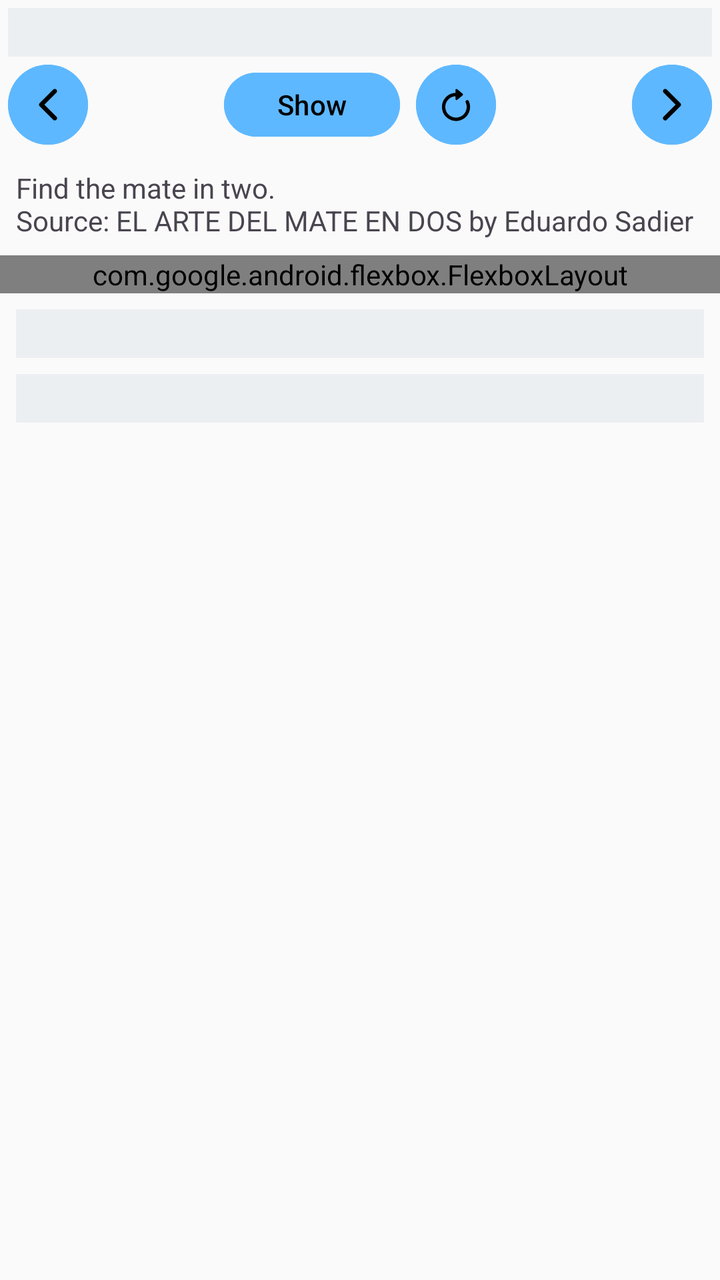
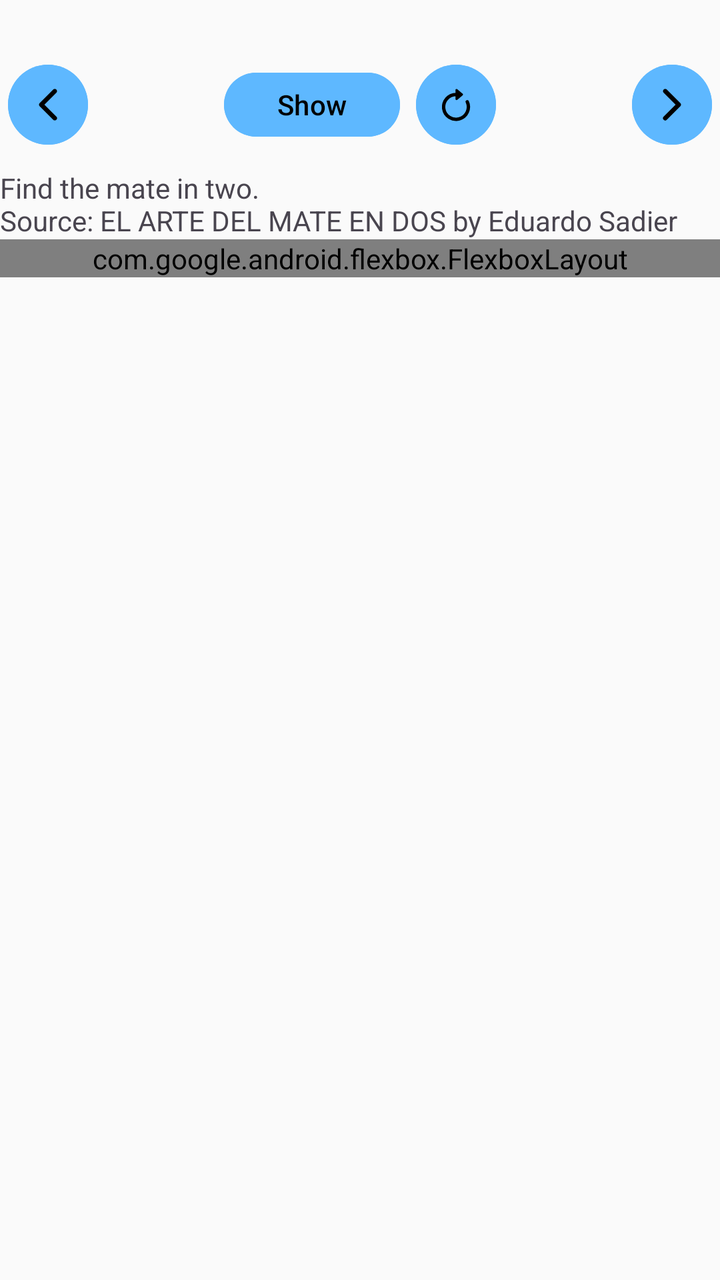

Two renders of the same Android screen: before a commit and after it. Below are the layout's source before the change and the commit's diff.
<!-- AndroidManifest.xml: application theme ChessTheme -->
<!-- res/layout/puzzle_controls.xml -->
<?xml version="1.0" encoding="utf-8"?>
<ScrollView xmlns:android="http://schemas.android.com/apk/res/android"
    android:layout_width="match_parent"
    android:layout_height="match_parent"
    xmlns:app="http://schemas.android.com/apk/res-auto">

    <LinearLayout
        android:layout_width="match_parent"
        android:layout_height="wrap_content"
        android:orientation="vertical">

        <TextView
            android:id="@+id/TextViewSolution"
            style="@style/MyPaneTextStyle"
            android:layout_width="fill_parent"
            android:layout_height="wrap_content"
            android:layout_marginTop="4dip"
            android:layout_marginStart="4dip"
            android:layout_marginEnd="4dip"
            android:accessibilityLiveRegion="assertive" />

        <LinearLayout
            android:id="@+id/LayoutButtons"
            android:orientation="horizontal"
            android:layout_width="fill_parent"
            android:layout_height="wrap_content">

            <com.google.android.material.button.MaterialButton
                android:id="@+id/ButtonPuzzlePrevious"
                app:icon="@drawable/ic_chevron_left"
                android:contentDescription="@string/button_previous_position"
                style="?attr/chessImageButtonStyle" />

            <View
                android:layout_width="0dp"
                android:layout_height="1dp"
                android:layout_weight="1" />

            <com.google.android.material.button.MaterialButton
                android:id="@+id/ButtonPuzzleShow"
                android:text="@string/puzzle_show"
                android:layout_width="wrap_content"
                style="?attr/chessButtonStyle" />

            <com.google.android.material.button.MaterialButton
                android:id="@+id/ButtonPuzzleRetry"
                app:icon="@drawable/ic_arrow_clockwise"
                android:contentDescription="@string/button_reset_position"
                style="?attr/chessImageButtonStyle" />

            <View
                android:layout_width="0dp"
                android:layout_height="1dp"
                android:layout_weight="1" />

            <com.google.android.material.button.MaterialButton
                android:id="@+id/ButtonPuzzleNext"
                app:icon="@drawable/ic_chevron_right"
                android:contentDescription="@string/button_next_position"
                style="?attr/chessImageButtonStyle" />

        </LinearLayout>

        <TextView
            android:layout_width="match_parent"
            android:layout_height="wrap_content"
            android:layout_margin="8dip"
            android:text="@string/puzzle_help" />

        <com.google.android.flexbox.FlexboxLayout
            android:layout_width="match_parent"
            android:layout_height="wrap_content"
            app:flexDirection="row"
            app:flexWrap="wrap"
            app:justifyContent="flex_start"
            app:alignItems="center">
            <com.google.android.material.switchmaterial.SwitchMaterial
                android:id="@+id/SwitchSound"
                android:layout_width="wrap_content"
                android:layout_height="wrap_content"
                android:layout_margin="4dp"
                android:text="@string/pref_sound"
                android:checked="true" />
            <com.google.android.material.switchmaterial.SwitchMaterial
                android:id="@+id/SwitchSpeech"
                android:layout_width="wrap_content"
                android:layout_height="wrap_content"
                android:layout_margin="4dp"
                android:text="@string/pref_speech"
                android:checked="true" />
        </com.google.android.flexbox.FlexboxLayout>

        <TextView
            android:id="@+id/TextViewWhitePieces"
            style="@style/MyPaneTextStyle"
            android:layout_width="fill_parent"
            android:layout_height="wrap_content"
            android:layout_marginTop="8dip"
            android:layout_marginStart="8dip"
            android:layout_marginEnd="8dip"
            android:accessibilityLiveRegion="none" />

        <TextView
            android:id="@+id/TextViewBlackPieces"
            style="@style/MyPaneTextStyle"
            android:layout_width="fill_parent"
            android:layout_height="wrap_content"
            android:layout_marginTop="8dip"
            android:layout_marginStart="8dip"
            android:layout_marginEnd="8dip"
            android:accessibilityLiveRegion="none" />
    </LinearLayout>
</ScrollView>
<!-- resources referenced by this layout -->
<resources>
  <style name="MyPaneTextStyle" parent="@style/MySmallTextStyle">
          <item name="android:padding">4dip</item>
          <item name="android:background">?attr/paneBackground</item>
          <item name="android:scrollHorizontally">false</item>
      </style>
  <style name="ChessTheme" parent="Theme.Material3.DayNight.NoActionBar">
          <item name="chessToggleButtonStyle">@style/ChessToggleButton</item>
          <item name="chessButtonStyle">@style/ChessButton</item>
          <item name="chessImageButtonStyle">@style/ChessImageButton</item>
          <item name="paneBackground">@color/paneBackgroundColor</item>
          <item name="android:windowAnimationStyle">@null</item>
          <item name="android:windowBackground">@color/backgroundColor</item>
          <item name="colorPrimary">@color/primaryColor</item>
          <item name="colorPrimaryVariant">@color/primaryVariantColor</item>
          <item name="colorOnPrimary">@color/primaryTextColor</item>
          <item name="colorSecondary">@color/secondaryColor</item>
          <item name="colorSecondaryVariant">@color/secondaryVariantColor</item>
          <item name="colorOnSecondary">@color/secondaryTextColor</item>
          <item name="colorSurface">@color/surfaceColor</item>
          <item name="colorOnSurface">@color/surfaceTextColor</item>
          <item name="colorControlHighlight">@color/secondaryColor</item>
          <item name="rippleColor">@color/secondaryColor</item>
          <item name="switchStyle">@style/MySwitchStyle</item>
          <item name="materialButtonStyle">@style/ChessButton</item>
          <item name="materialAlertDialogTheme">@style/ChessAlertDialogTheme</item>
      </style>
  <style name="MySmallTextStyle">
          <item name="android:padding">2dip</item>
          <item name="android:textSize">12sp</item>
      </style>
  <style name="ChessButton" parent="Widget.Material3.Button">
          <item name="android:textColor">@color/surfaceTextColor</item>
          <item name="android:tint">@color/primaryTextColor</item>
          <item name="android:backgroundTint">@color/imagebutton_background</item>
          <item name="rippleColor">@color/secondaryVariantColor</item>
          <item name="android:layout_height">@dimen/imageButtonSize</item>
          <item name="android:layout_margin">4dip</item>
      </style>
  <style name="ChessImageButton" parent="Widget.Material3.Button.Icon">
          <item name="enforceMaterialTheme">true</item>
          <item name="enforceTextAppearance">false</item>
          <item name="android:textColor">@color/surfaceTextColor</item>
          <item name="android:tint">@color/primaryTextColor</item>
          <item name="android:backgroundTint">@color/imagebutton_background</item>
          <item name="rippleColor">@color/secondaryVariantColor</item>
          <item name="android:layout_width">@dimen/imageButtonSize</item>
          <item name="android:layout_height">@dimen/imageButtonSize</item>
          <item name="android:padding">0dip</item>
          <item name="iconGravity">textStart</item>
          <item name="iconPadding">0dp</item>
          <item name="android:insetLeft">0dp</item>
          <item name="android:insetRight">0dp</item>
          <item name="android:insetTop">0dp</item>
          <item name="android:insetBottom">0dp</item>
          <item name="android:minWidth">0dp</item>
          <item name="android:minHeight">0dp</item>
          <item name="minWidth">0dp</item>
          <item name="minHeight">0dp</item>
          <item name="ensureMinTouchTargetSize">false</item>
          <item name="android:layout_margin">4dip</item>
      </style>
  <color name="paneBackgroundColor">#20879FB6</color>
  <dimen name="imageButtonSize">48dp</dimen>
  <!-- unchanged entries left out for length: 22 -->
</resources>

<!-- the commit's change to res/layout/puzzle_controls.xml (unified diff, before → after) -->
@@ -14,9 +14,7 @@
             style="@style/MyPaneTextStyle"
             android:layout_width="fill_parent"
             android:layout_height="wrap_content"
-            android:layout_marginTop="4dip"
-            android:layout_marginStart="4dip"
-            android:layout_marginEnd="4dip"
+            android:layout_marginTop="@dimen/board_control_gap"
             android:accessibilityLiveRegion="assertive" />
 
         <LinearLayout
@@ -64,7 +62,7 @@
         <TextView
             android:layout_width="match_parent"
             android:layout_height="wrap_content"
-            android:layout_margin="8dip"
+            android:layout_marginTop="@dimen/control_gap"
             android:text="@string/puzzle_help" />
 
         <com.google.android.flexbox.FlexboxLayout
@@ -78,14 +76,14 @@
                 android:id="@+id/SwitchSound"
                 android:layout_width="wrap_content"
                 android:layout_height="wrap_content"
-                android:layout_margin="4dp"
+                style="@style/ChessFlexItem"
                 android:text="@string/pref_sound"
                 android:checked="true" />
             <com.google.android.material.switchmaterial.SwitchMaterial
                 android:id="@+id/SwitchSpeech"
                 android:layout_width="wrap_content"
                 android:layout_height="wrap_content"
-                android:layout_margin="4dp"
+                style="@style/ChessFlexItem"
                 android:text="@string/pref_speech"
                 android:checked="true" />
         </com.google.android.flexbox.FlexboxLayout>
@@ -95,9 +93,7 @@
             style="@style/MyPaneTextStyle"
             android:layout_width="fill_parent"
             android:layout_height="wrap_content"
-            android:layout_marginTop="8dip"
-            android:layout_marginStart="8dip"
-            android:layout_marginEnd="8dip"
+            android:layout_marginTop="@dimen/control_gap"
             android:accessibilityLiveRegion="none" />
 
         <TextView
@@ -105,9 +101,7 @@
             style="@style/MyPaneTextStyle"
             android:layout_width="fill_parent"
             android:layout_height="wrap_content"
-            android:layout_marginTop="8dip"
-            android:layout_marginStart="8dip"
-            android:layout_marginEnd="8dip"
+            android:layout_marginTop="@dimen/control_gap"
             android:accessibilityLiveRegion="none" />
     </LinearLayout>
 </ScrollView>
<!-- resource entries referenced after the edit -->
@@ -1,15 +1,21 @@
 <!-- resources referenced by this layout -->
 <resources>
+  <dimen name="board_control_gap">@dimen/space_small</dimen>
+  <dimen name="control_gap">@dimen/space_medium</dimen>
+  <style name="ChessFlexItem">
+          <item name="android:layout_marginStart">@dimen/board_control_gap</item>
+          <item name="android:layout_marginEnd">@dimen/board_control_gap</item>
+          <item name="android:layout_marginTop">0dp</item>
+          <item name="android:layout_marginBottom">0dp</item>
+      </style>
   <style name="MyPaneTextStyle" parent="@style/MySmallTextStyle">
-          <item name="android:padding">4dip</item>
-          <item name="android:background">?attr/paneBackground</item>
+          <item name="android:padding">@dimen/control_padding</item>
           <item name="android:scrollHorizontally">false</item>
       </style>
   <style name="ChessTheme" parent="Theme.Material3.DayNight.NoActionBar">
           <item name="chessToggleButtonStyle">@style/ChessToggleButton</item>
           <item name="chessButtonStyle">@style/ChessButton</item>
           <item name="chessImageButtonStyle">@style/ChessImageButton</item>
-          <item name="paneBackground">@color/paneBackgroundColor</item>
           <item name="android:windowAnimationStyle">@null</item>
           <item name="android:windowBackground">@color/backgroundColor</item>
           <item name="colorPrimary">@color/primaryColor</item>
@@ -26,17 +32,24 @@
           <item name="materialButtonStyle">@style/ChessButton</item>
           <item name="materialAlertDialogTheme">@style/ChessAlertDialogTheme</item>
       </style>
+  <dimen name="space_small">4dp</dimen>
+  <dimen name="space_medium">8dp</dimen>
   <style name="MySmallTextStyle">
-          <item name="android:padding">2dip</item>
+          <item name="android:padding">@dimen/compact_control_padding</item>
           <item name="android:textSize">12sp</item>
       </style>
+  <dimen name="control_padding">@dimen/space_small</dimen>
   <style name="ChessButton" parent="Widget.Material3.Button">
           <item name="android:textColor">@color/surfaceTextColor</item>
           <item name="android:tint">@color/primaryTextColor</item>
           <item name="android:backgroundTint">@color/imagebutton_background</item>
           <item name="rippleColor">@color/secondaryVariantColor</item>
-          <item name="android:layout_height">@dimen/imageButtonSize</item>
-          <item name="android:layout_margin">4dip</item>
+          <item name="android:layout_height">@dimen/image_button_size</item>
+          <item name="android:layout_margin">@dimen/compact_control_gap</item>
+          <item name="android:paddingLeft">12dp</item>
+          <item name="android:paddingRight">12dp</item>
+          <item name="android:paddingTop">4dp</item>
+          <item name="android:paddingBottom">4dp</item>
       </style>
   <style name="ChessImageButton" parent="Widget.Material3.Button.Icon">
           <item name="enforceMaterialTheme">true</item>
@@ -45,8 +58,8 @@
           <item name="android:tint">@color/primaryTextColor</item>
           <item name="android:backgroundTint">@color/imagebutton_background</item>
           <item name="rippleColor">@color/secondaryVariantColor</item>
-          <item name="android:layout_width">@dimen/imageButtonSize</item>
-          <item name="android:layout_height">@dimen/imageButtonSize</item>
+          <item name="android:layout_width">@dimen/image_button_size</item>
+          <item name="android:layout_height">@dimen/image_button_size</item>
           <item name="android:padding">0dip</item>
           <item name="iconGravity">textStart</item>
           <item name="iconPadding">0dp</item>
@@ -59,10 +72,12 @@
           <item name="minWidth">0dp</item>
           <item name="minHeight">0dp</item>
           <item name="ensureMinTouchTargetSize">false</item>
-          <item name="android:layout_margin">4dip</item>
+          <item name="android:layout_margin">@dimen/compact_control_gap</item>
       </style>
-  <color name="paneBackgroundColor">#20879FB6</color>
-  <dimen name="imageButtonSize">48dp</dimen>
+  <dimen name="compact_control_padding">@dimen/space_tiny</dimen>
+  <dimen name="image_button_size">48dp</dimen>
+  <dimen name="compact_control_gap">@dimen/space_small</dimen>
+  <dimen name="space_tiny">2dp</dimen>
   <!-- unchanged entries left out for length: 22 -->
 </resources>
 
